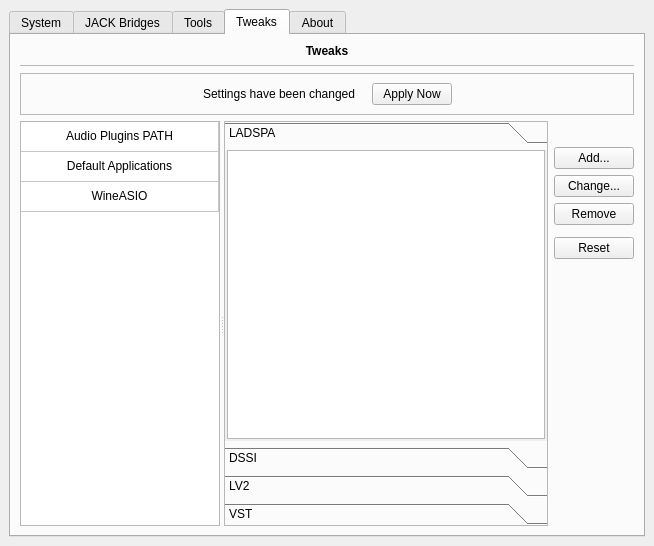
Above: resources/ui/cadence.ui from LADI/Cadence before the change. Below: the same form after it.
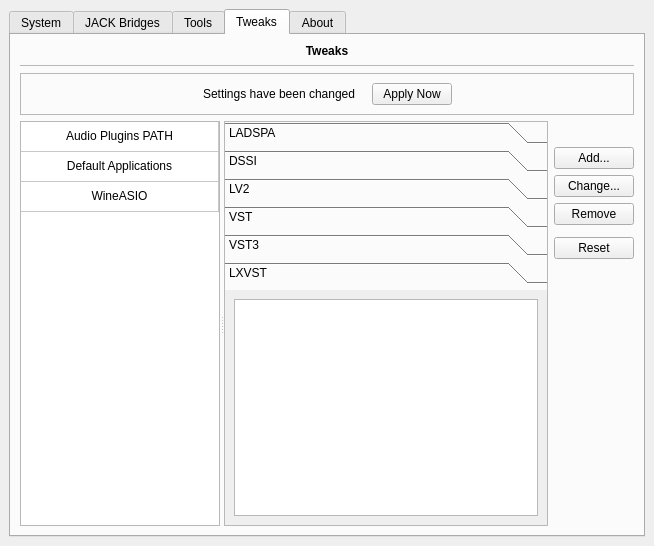
That is the form after the change. The open tabs and pages were chosen to show the change. Icons and pictures are not drawn. Custom widgets are drawn as their Qt base class.

Commit message: add LXVST and VST3 plugins PATH support

```diff
--- a/resources/ui/cadence.ui
+++ b/resources/ui/cadence.ui
@@ -1959,15 +1959,15 @@
                 <number>1</number>
                </property>
                <property name="currentIndex">
-                <number>0</number>
+                <number>5</number>
                </property>
                <widget class="QWidget" name="page_ladspa">
                 <property name="geometry">
                  <rect>
                   <x>0</x>
                   <y>0</y>
-                  <width>327</width>
-                  <height>265</height>
+                  <width>96</width>
+                  <height>89</height>
                  </rect>
                 </property>
                 <attribute name="label">
@@ -2081,6 +2081,42 @@
                  </item>
                 </layout>
                </widget>
+               <widget class="QWidget" name="page_vst3">
+                <property name="geometry">
+                 <rect>
+                  <x>0</x>
+                  <y>0</y>
+                  <width>99</width>
+                  <height>99</height>
+                 </rect>
+                </property>
+                <attribute name="label">
+                 <string>VST3</string>
+                </attribute>
+                <layout class="QVBoxLayout" name="verticalLayout_24">
+                 <item>
+                  <widget class="QListWidget" name="list_VST3"/>
+                 </item>
+                </layout>
+               </widget>
+               <widget class="QWidget" name="page_lxvst">
+                <property name="geometry">
+                 <rect>
+                  <x>0</x>
+                  <y>0</y>
+                  <width>327</width>
+                  <height>201</height>
+                 </rect>
+                </property>
+                <attribute name="label">
+                 <string>LXVST</string>
+                </attribute>
+                <layout class="QVBoxLayout" name="verticalLayout_25">
+                 <item>
+                  <widget class="QListWidget" name="list_LXVST"/>
+                 </item>
+                </layout>
+               </widget>
               </widget>
              </item>
              <item row="0" column="1">
```
The commit also changes 4 other files.
